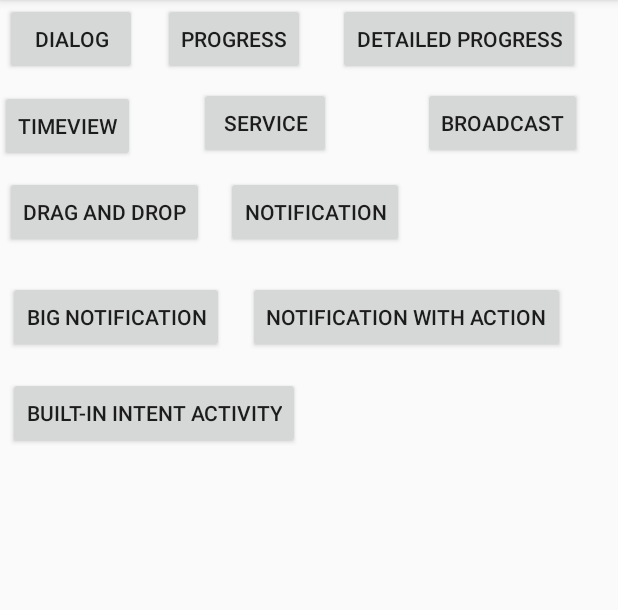
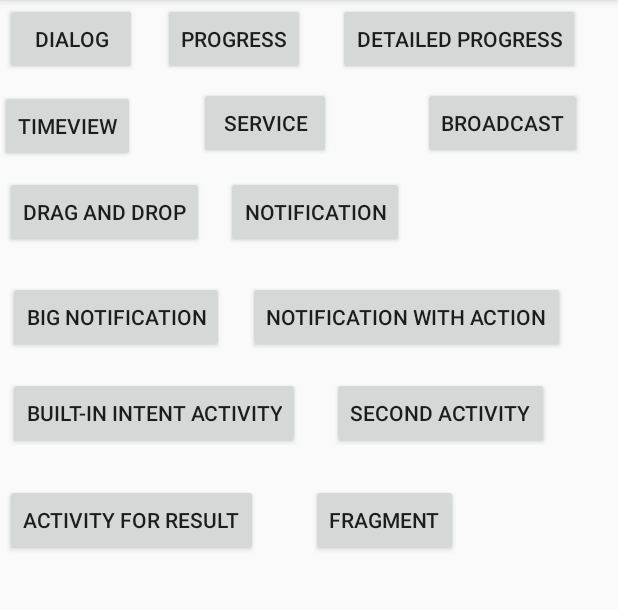
Before and after one commit to HTC77/android-examples, an Android app: the screen it shows after launch (MainActivity), on a phone screen of 412 x 824 dp, the part 84-694 px from its top. Run offline under Robolectric (Android 15) with nearby library versions, the light colour scheme and no system bars.

Commit message:
Activity for result + Fragment

```diff
--- a/app/build.gradle
+++ b/app/build.gradle
@@ -24,6 +24,7 @@ dependencies {
     implementation fileTree(dir: 'libs', include: ['*.jar'])
     implementation 'com.android.support:appcompat-v7:28.0.0'
     implementation 'com.android.support.constraint:constraint-layout:1.1.3'
+    implementation 'com.android.support:support-v4:28.0.0'
     testImplementation 'junit:junit:4.12'
     androidTestImplementation 'com.android.support.test:runner:1.0.2'
     androidTestImplementation 'com.android.support.test.espresso:espresso-core:3.0.2'
--- a/app/src/main/java/com/example/androidexamples/MyService.java
+++ b/app/src/main/java/com/example/androidexamples/MyService.java
@@ -11,7 +11,6 @@ public class MyService extends Service {
 
     @Override
     public IBinder onBind(Intent intent) {
-        // TODO: Return the communication channel to the service.
         throw new UnsupportedOperationException("Not yet implemented");
     }
     @Override
--- a/app/src/main/res/layout/activity_main.xml
+++ b/app/src/main/res/layout/activity_main.xml
@@ -141,4 +141,39 @@
         android:text="Built-in Intent Activity"
         app:layout_constraintStart_toStartOf="parent"
         app:layout_constraintTop_toTopOf="parent" />
+
+    <Button
+        android:id="@+id/button11"
+        android:layout_width="wrap_content"
+        android:layout_height="wrap_content"
+        android:layout_marginStart="21dp"
+        android:layout_marginLeft="21dp"
+        android:onClick="onBtnSecondActivityClick"
+        android:text="Second Activity"
+        app:layout_constraintBaseline_toBaselineOf="@+id/button10"
+        app:layout_constraintStart_toEndOf="@+id/button10" />
+
+    <Button
+        android:id="@+id/button12"
+        android:layout_width="wrap_content"
+        android:layout_height="wrap_content"
+        android:layout_marginStart="3dp"
+        android:layout_marginLeft="3dp"
+        android:layout_marginTop="23dp"
+        android:onClick="onBtnResultActivityClick"
+        android:text="Activity for Result"
+        app:layout_constraintStart_toStartOf="parent"
+        app:layout_constraintTop_toBottomOf="@+id/button10" />
+
+    <Button
+        android:id="@+id/button13"
+        android:layout_width="wrap_content"
+        android:layout_height="wrap_content"
+        android:layout_marginStart="7dp"
+        android:layout_marginLeft="7dp"
+        android:layout_marginTop="23dp"
+        android:onClick="onBtnFragmentClick"
+        android:text="Fragment"
+        app:layout_constraintStart_toEndOf="@+id/button10"
+        app:layout_constraintTop_toBottomOf="@+id/button11" />
 </android.support.constraint.ConstraintLayout>
--- a/app/src/main/res/values/strings.xml
+++ b/app/src/main/res/values/strings.xml
@@ -3,4 +3,7 @@
     <string name="channel_name">mChannel</string>
     <string name="channel_description">mNotifDesc</string>
     <string name="snooze">Snooze it</string>
+
+    <!-- TODO: Remove or change this placeholder text -->
+    <string name="hello_blank_fragment">Hello blank fragment</string>
 </resources>
```
Also changed, not shown: app/src/main/AndroidManifest.xml (+6 -2 lines), app/src/main/java/com/example/androidexamples/Fragment1.java (added, +29 -0 lines), app/src/main/java/com/example/androidexamples/Fragment2.java (added, +45 -0 lines), app/src/main/java/com/example/androidexamples/FragmentActivity.java (added, +13 -0 lines), app/src/main/java/com/example/androidexamples/MainActivity.java (+35 -5 lines), app/src/main/java/com/example/androidexamples/ResultActivity.java (added, +56 -0 lines), app/src/main/res/layout/activity_fragment.xml (added, +32 -0 lines), app/src/main/res/layout/activity_result.xml (added, +62 -0 lines), app/src/main/res/layout/fragment1.xml (added, +18 -0 lines), app/src/main/res/layout/fragment2.xml (added, +26 -0 lines).
